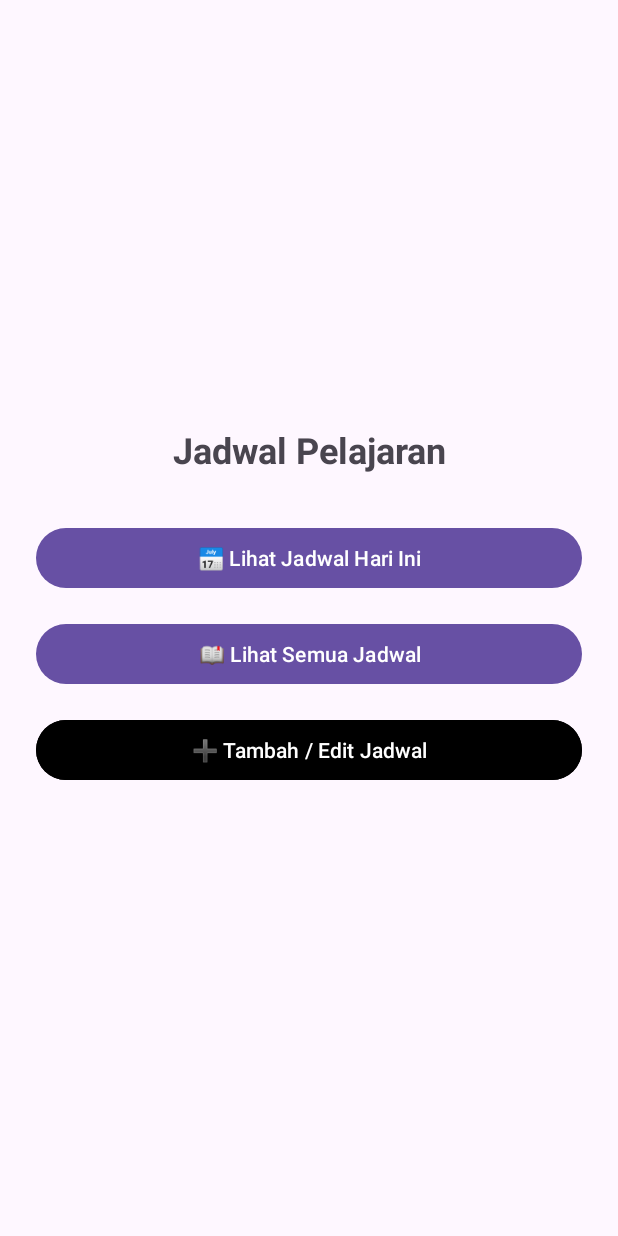
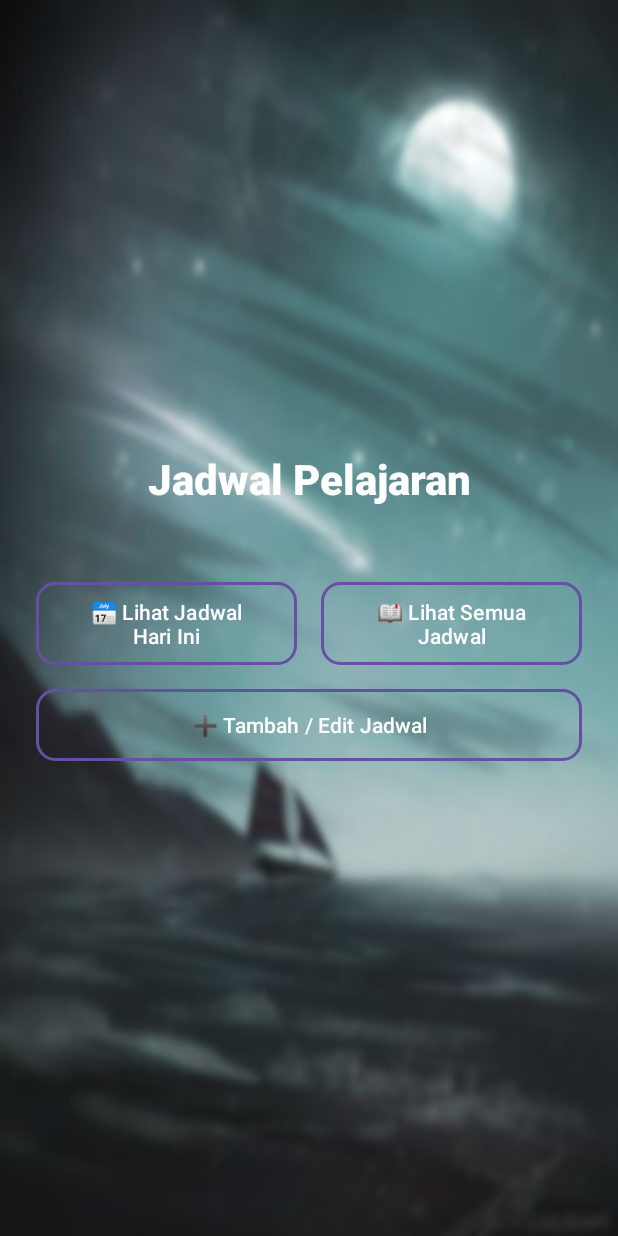
Before and after one commit to WildsStudent03/JadwalPelajaran, an Android app: the screen it shows after launch (MainActivity), on a phone screen of 412 x 824 dp. Run offline under Robolectric (Android 15) with nearby library versions, the phone set to English and light mode, and no system bars; 1 statement that could not run was skipped.

Commit message:
update main

```diff
--- /dev/null
+++ b/app/src/main/res/drawable/btn_transparent_background.xml
@@ -0,0 +1,18 @@
+<?xml version="1.0" encoding="utf-8"?>
+<selector xmlns:android="http://schemas.android.com/apk/res/android">
+    <item android:state_pressed="true">
+        <shape android:shape="rectangle">
+            <solid android:color="#33FFFFFF" />
+            <stroke android:width="2dp" android:color="#FFFFFF" />
+            <corners android:radius="12dp" />
+        </shape>
+    </item>
+
+    <item>
+        <shape android:shape="rectangle">
+            <solid android:color="@android:color/transparent" />
+            <stroke android:width="2dp" android:color="#FFFFFF" />
+            <corners android:radius="12dp" />
+        </shape>
+    </item>
+</selector>
--- a/app/src/main/res/layout/activity_main.xml
+++ b/app/src/main/res/layout/activity_main.xml
@@ -7,38 +7,60 @@
     android:gravity="center"
     android:orientation="vertical"
     android:padding="24dp"
-    tools:context=".MainActivity">
+    tools:context=".MainActivity"
+    android:background="@drawable/image">
 
     <TextView
         android:id="@+id/tvTitle"
         android:layout_width="wrap_content"
         android:layout_height="wrap_content"
         android:text="Jadwal Pelajaran"
-        android:textSize="24sp"
+        android:textSize="28sp"
+        android:textColor="@android:color/white"
         android:textStyle="bold"
-        android:layout_marginBottom="32dp"
+        android:layout_marginBottom="50dp"
+        android:fontFamily="sans-serif-medium"
         android:gravity="center" />
+
+    <LinearLayout
+        android:layout_width="match_parent"
+        android:layout_height="wrap_content"
+        android:orientation="horizontal"
+        android:layout_marginBottom="16dp"
+        android:weightSum="2">
 
         <Button
             android:id="@+id/btnToday"
-        android:layout_width="match_parent"
+            android:layout_width="0dp"
             android:layout_height="wrap_content"
+            android:layout_weight="1"
             android:text="📅 Lihat Jadwal Hari Ini"
-        android:layout_marginBottom="16dp" />
+            android:background="@drawable/btn_transparent_background"
+            android:textColor="@android:color/white"
+            android:textAllCaps="false"
+            android:layout_marginEnd="8dp" />
 
         <Button
             android:id="@+id/btnAll"
-        android:layout_width="match_parent"
+            android:layout_width="0dp"
             android:layout_height="wrap_content"
+            android:layout_weight="1"
             android:text="📖 Lihat Semua Jadwal"
-        android:layout_marginBottom="16dp" />
+            android:background="@drawable/btn_transparent_background"
+            android:textColor="@android:color/white"
+            android:textAllCaps="false"
+            android:layout_marginStart="8dp" />
+    </LinearLayout>
+
 
     <Button
         android:id="@+id/btnAdd"
         android:layout_width="match_parent"
         android:layout_height="wrap_content"
+        android:text="➕ Tambah / Edit Jadwal"
         android:layout_marginBottom="16dp"
-        android:backgroundTint="@color/black"
-        android:text="➕ Tambah / Edit Jadwal" />
+        android:background="@drawable/btn_transparent_background"
+        android:textColor="@android:color/white"
+        android:textAllCaps="false" />
 
 </LinearLayout>
```
Lines whose indentation alone changed are shown as unchanged.
